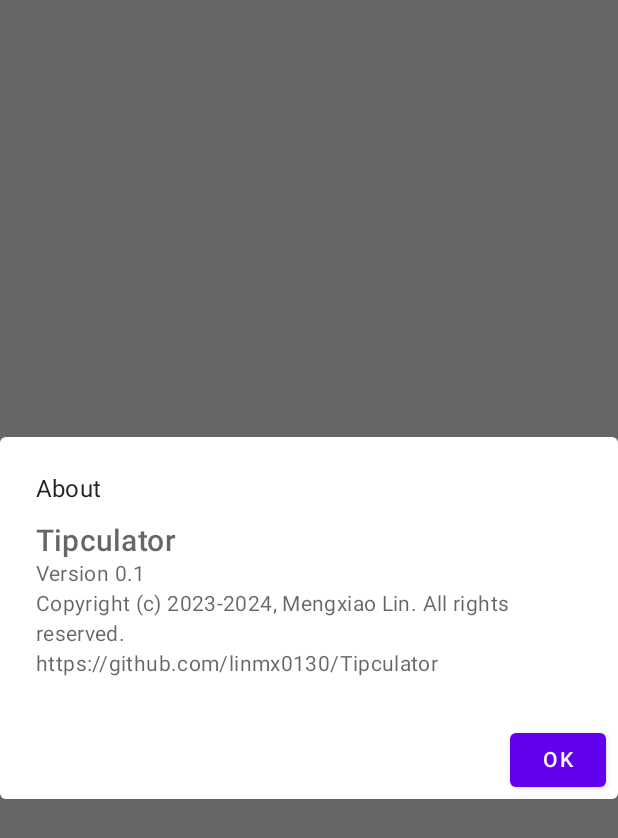
After one commit to linmx0130/Tipculator, an Android app built with Jetpack Compose: the composable AboutDialog shown on its own in the app's theme, on a phone screen of 412 x 824 dp. The commit adds this screen. Shown: the top 838 px of the screen. Run offline under Robolectric (Android 15) with nearby library versions, the phone set to English and light mode, and no system bars.

Commit message:
Routine update

```diff
--- a/app/build.gradle
+++ b/app/build.gradle
@@ -12,7 +12,7 @@
         minSdk 28
         targetSdk 33
         versionCode 1
-        versionName "1.0"
+        versionName "0.1"
 
         testInstrumentationRunner "androidx.test.runner.AndroidJUnitRunner"
         vectorDrawables {
--- /dev/null
+++ b/app/src/main/java/me/mengxiaolin/tipculator/AboutDialog.kt
@@ -0,0 +1,40 @@
+package me.mengxiaolin.tipculator
+
+import android.content.Intent
+import android.net.Uri
+import androidx.compose.foundation.clickable
+import androidx.compose.foundation.layout.Column
+import androidx.compose.material.AlertDialog
+import androidx.compose.material.Button
+import androidx.compose.material.Text
+import androidx.compose.runtime.Composable
+import androidx.compose.ui.Modifier
+import androidx.compose.ui.platform.LocalContext
+import androidx.compose.ui.res.stringResource
+import me.mengxiaolin.tipculator.ui.theme.Typography
+
+@Composable
+fun AboutDialog(onDismiss: () -> Unit) {
+    val androidContext = LocalContext.current
+    val githubUrl = stringResource(id = R.string.github_url)
+    AlertDialog(
+        onDismissRequest = onDismiss,
+        confirmButton = {
+            Button(onClick = onDismiss) {
+                Text(stringResource(id = R.string.dialog_confirmation_button_label))
+            }
+        },
+        title = { Text(stringResource(id = R.string.about_label)) },
+        text = {
+            Column {
+                Text(stringResource(id = R.string.app_name), style = Typography.h6)
+                Text("${stringResource(R.string.version_name_label)} ${BuildConfig.VERSION_NAME}")
+                Text(stringResource(id = R.string.copyright_declaration))
+                Text(githubUrl, modifier = Modifier.clickable {
+                    val intent = Intent(Intent.ACTION_VIEW, Uri.parse(githubUrl))
+                    androidContext.startActivity(intent)
+                })
+            }
+        }
+    )
+}
--- a/app/src/main/res/values/strings.xml
+++ b/app/src/main/res/values/strings.xml
@@ -12,6 +12,6 @@
     <string name="about_label">About</string>
     <string name="version_name_label">Version</string>
     <string name="dialog_confirmation_button_label">OK</string>
-    <string name="copyright_declaration" translatable="false">Copyright (c) 2023, Mengxiao Lin. All rights reserved.</string>
+    <string name="copyright_declaration" translatable="false">Copyright (c) 2023-2024, Mengxiao Lin. All rights reserved.</string>
     <string name="github_url" translatable="false">https://github.com/linmx0130/Tipculator</string>
 </resources>
--- a/build.gradle
+++ b/build.gradle
@@ -4,7 +4,7 @@
     }
 }// Top-level build file where you can add configuration options common to all sub-projects/modules.
 plugins {
-    id 'com.android.application' version '7.4.0' apply false
-    id 'com.android.library' version '7.4.0' apply false
+    id 'com.android.application' version '8.3.1' apply false
+    id 'com.android.library' version '8.3.1' apply false
     id 'org.jetbrains.kotlin.android' version '1.7.0' apply false
 }
--- a/gradle.properties
+++ b/gradle.properties
@@ -21,3 +21,5 @@
 # resources declared in the library itself and none from the library's dependencies,
 # thereby reducing the size of the R class for that library
 android.nonTransitiveRClass=true
+android.defaults.buildfeatures.buildconfig=true
+android.nonFinalResIds=false
```
Also changed, not shown: app/src/main/java/me/mengxiaolin/tipculator/MainActivity.kt (+1 -29 lines), gradle/wrapper/gradle-wrapper.properties.
